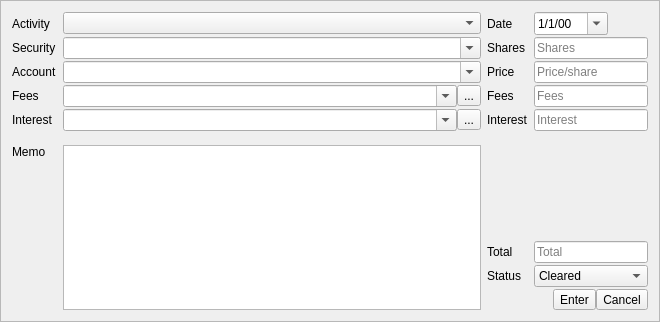
The window that kmymoney/views/investtransactioneditor.ui (KDE/kmymoney) describes before a commit, drawn with Qt 5.
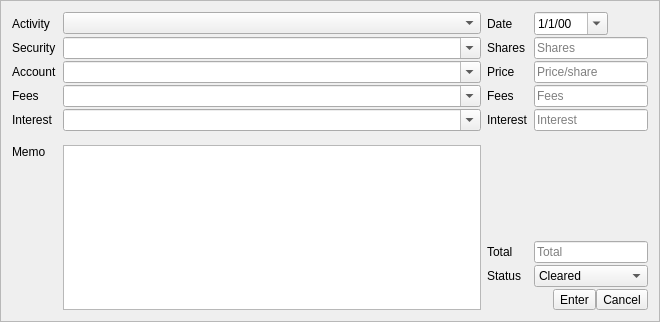
The same window after the commit. Custom widgets are drawn as their Qt base class.

Commit message: Remove the extra split button for the new transaction editors

What changed in the file:
```diff
--- a/kmymoney/views/investtransactioneditor.ui
+++ b/kmymoney/views/investtransactioneditor.ui
@@ -118,8 +118,6 @@
     </widget>
    </item>
    <item row="3" column="1">
-    <layout class="QHBoxLayout" name="horizontalLayout_3">
-     <item>
       <widget class="KMyMoneyAccountCombo" name="feesCombo">
        <property name="editable">
         <bool>true</bool>
@@ -132,15 +130,6 @@
        </property>
       </widget>
      </item>
-     <item>
-      <widget class="QToolButton" name="feesSplitEditorButton">
-       <property name="text">
-        <string>...</string>
-       </property>
-      </widget>
-     </item>
-    </layout>
-   </item>
    <item row="8" column="3">
     <widget class="QComboBox" name="statusCombo">
      <item>
@@ -255,8 +244,6 @@
     </widget>
    </item>
    <item row="4" column="1">
-    <layout class="QHBoxLayout" name="horizontalLayout_2">
-     <item>
       <widget class="KMyMoneyAccountCombo" name="interestCombo">
        <property name="editable">
         <bool>true</bool>
@@ -269,15 +256,6 @@
        </property>
       </widget>
      </item>
-     <item>
-      <widget class="QToolButton" name="interestSplitEditorButton">
-       <property name="text">
-        <string>...</string>
-       </property>
-      </widget>
-     </item>
-    </layout>
-   </item>
    <item row="9" column="2" colspan="2">
     <layout class="QHBoxLayout" name="horizontalLayout">
      <item>
```
Left out of the diff: 2 changed lines with no effect on the pictures. Lines whose indentation alone changed are shown as unchanged. The commit also changes 3 other files.
